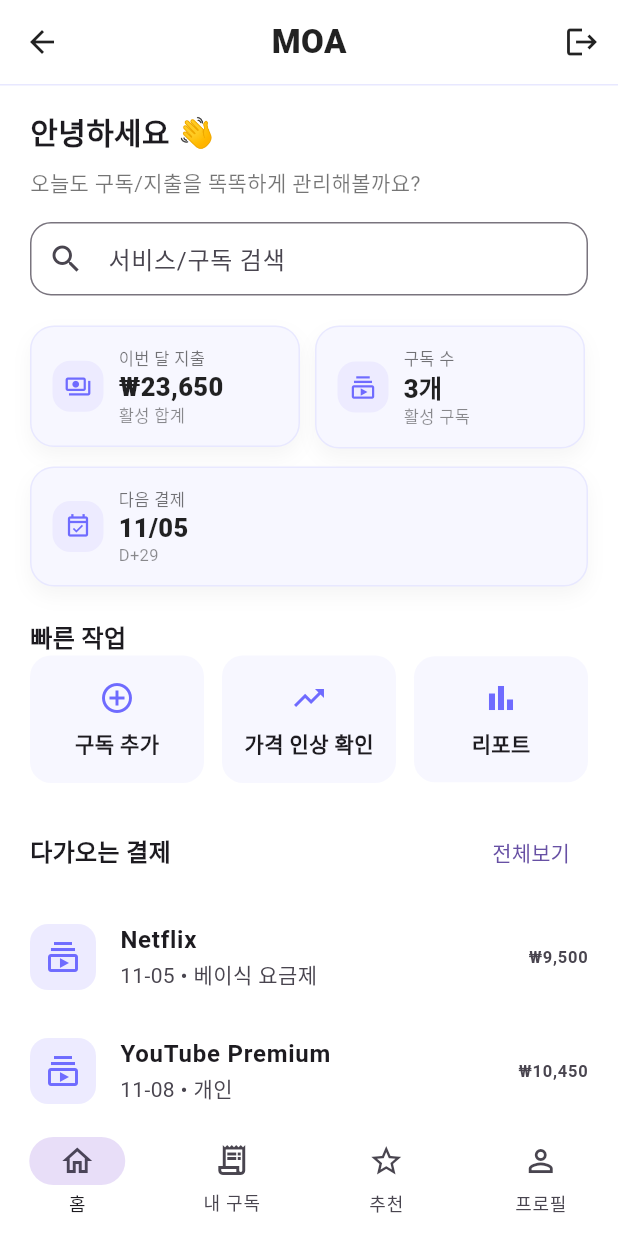
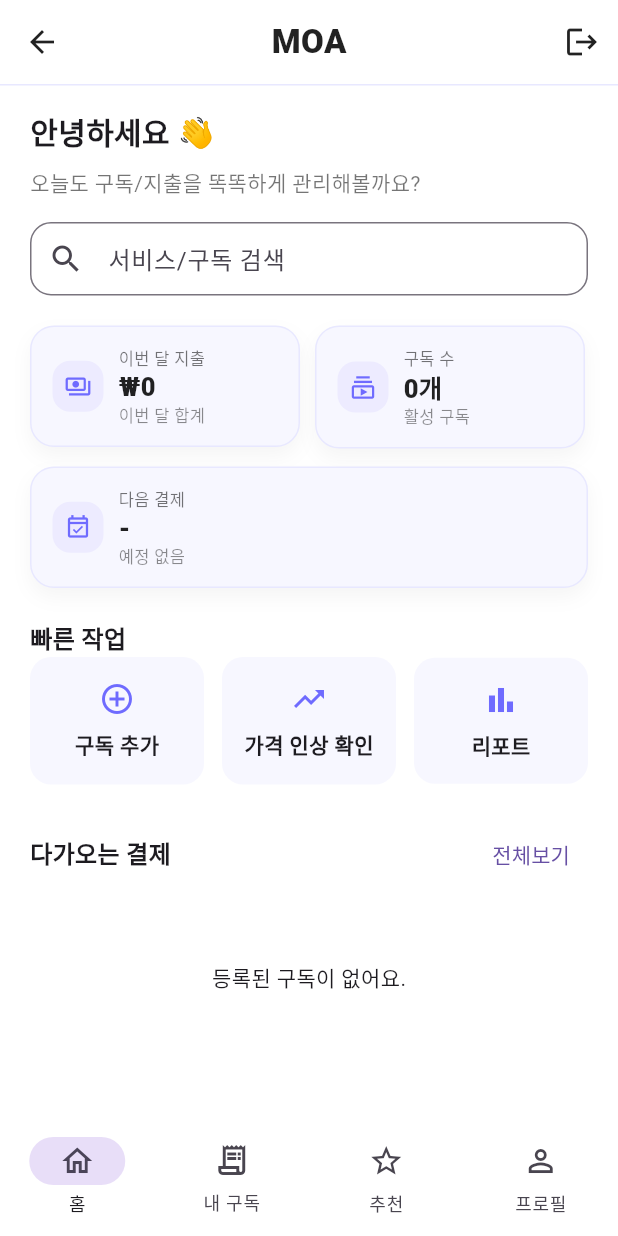
Before and after one commit to FSFSERWRGTA/MOA, a Flutter app: the HomeScreen screen opened by its route, on a phone screen of 412 x 824 dp. Run offline on Flutter 3.47's test engine with Material 3 defaults, Android fonts, the light colour scheme and no system bars; our stand-ins replace cloud_firestore, firebase_core, image_picker; accounts and stored records are empty.

Commit message:
홈 화면 백엔드 연결, 가격 변동 리포트 수정

```diff
--- a/lib/screens/home_screen.dart
+++ b/lib/screens/home_screen.dart
@@ -1,6 +1,23 @@
+/*
+ * 앱의 메인 대시보드 화면으로, 사용자의 구독 현황을 나타냄
+ *
+ * [주요 기능 및 로직]
+ * 1. 실시간 데이터 연동 (StreamBuilder):
+ * - Firestore의 users/{uid}/subscriptions 컬렉션을 실시간으로 감시
+ * - 데이터가 변경(추가/수정/삭제)되면 화면이 즉시 자동으로 갱신
+ *
+ * 2. 대시보드 통계 자동 계산 (Client-side Logic):
+ * - 구독 수: 전체 문서의 개수 (docs.length)
+ * - 이번 달 지출: 모든 구독의 결제 금액(amount)을 합산
+ * - 다음 결제일: nextRenewalAt 기준으로 정렬하여 가장 빠른 날짜의 D-Day 표시
+ */
+
 import 'package:flutter/material.dart';
 import 'package:flutter/services.dart';
+import 'package:cloud_firestore/cloud_firestore.dart';
+import 'package:intl/intl.dart';
 import '../routes/app_router.dart';
+import '../user_state.dart';
 
 class HomeScreen extends StatefulWidget {
   const HomeScreen({super.key});
@@ -10,11 +27,6 @@ class HomeScreen extends StatefulWidget {
 
 class _HomeScreenState extends State<HomeScreen> {
   static const purple = Color(0xFF6F6BFF);
-
-  // ---- 대시보드 통계 (샘플) ----
-  int subscriptionCount = 3;
-  int thisMonthSpending = 23650; // 원
-  DateTime nextBillingDate = DateTime(DateTime.now().year, 11, 5);
 
   @override
   Widget build(BuildContext context) {
@@ -60,10 +72,51 @@ class _HomeScreenState extends State<HomeScreen> {
         ),
       ),
 
-      body: RefreshIndicator(
+      body: StreamBuilder<QuerySnapshot>(
+        // 1. DB에서 '다음 결제일' 순서로 구독 목록 가져오기
+        stream: FirebaseFirestore.instance
+            .collection('users')
+            .doc(UserState.currentUserId) // 로그인한 ID
+            .collection('subscriptions')
+            .orderBy('nextRenewalAt')
+            .snapshots(),
+        builder: (context, snapshot) {
+          // (A) 로딩 중일 때
+          if (snapshot.connectionState == ConnectionState.waiting) {
+            return const Center(child: CircularProgressIndicator());
+          }
+          // (B) 에러 났을 때
+          if (snapshot.hasError) {
+            return Center(child: Text('오류가 발생했습니다: ${snapshot.error}'));
+          }
+
+          // (C) 데이터 계산 (Dashboard 로직)
+          final docs = snapshot.data?.docs ?? [];
+
+          // 1. 구독 개수
+          final int count = docs.length;
+
+          // 2. 이번 달 지출 합계 (모든 항목의 amount 더하기)
+          int totalSpending = 0;
+          for (var doc in docs) {
+            final data = doc.data() as Map<String, dynamic>;
+            final amount = (data['amount'] as num?)?.toInt() ?? 0;
+            totalSpending += amount;
+          }
+
+          // 3. 다음 결제일 (정렬했으므로 첫 번째 문서가 가장 빠름)
+          DateTime? nextBill;
+          if (docs.isNotEmpty) {
+            final firstData = docs.first.data() as Map<String, dynamic>;
+            if (firstData['nextRenewalAt'] != null) {
+              nextBill = (firstData['nextRenewalAt'] as Timestamp).toDate();
+            }
+          }
+
+          // (D) 화면 구성
+          return RefreshIndicator(
             onRefresh: () async {
               await Future<void>.delayed(const Duration(milliseconds: 600));
-          if (mounted) setState(() {});
             },
             child: CustomScrollView(
               slivers: [
@@ -73,82 +126,65 @@ class _HomeScreenState extends State<HomeScreen> {
                     child: Column(
                       crossAxisAlignment: CrossAxisAlignment.start,
                       children: [
-                    // 인사 & 검색
-                    const Text(
-                      '안녕하세요 👋',
+                        const Text('안녕하세요 👋',
                             style: TextStyle(
-                        fontSize: 20,
-                        fontWeight: FontWeight.w700,
-                      ),
-                    ),
+                                fontSize: 20, fontWeight: FontWeight.w700)),
                         const SizedBox(height: 8),
-                    const Text(
-                      '오늘도 구독/지출을 똑똑하게 관리해볼까요?',
-                      style: TextStyle(color: Colors.black54),
-                    ),
+                        const Text('오늘도 구독/지출을 똑똑하게 관리해볼까요?',
+                            style: TextStyle(color: Colors.black54)),
                         const SizedBox(height: 16),
                         const _SearchBar(),
                         const SizedBox(height: 20),
 
-                    // ---- 요약 카드 ----
+                        // ---- 자동 계산된 값 넣기) 요약 카드 ----
                         Wrap(
                           spacing: 10,
                           runSpacing: 12,
                           children: [
                             _StatCard(
                               title: '이번 달 지출',
-                          value: _formatWon(thisMonthSpending),
+                              value: _formatWon(totalSpending), // DB 합계
                               icon: Icons.payments_outlined,
                               accent: purple,
-                          subtitle: '활성 합계',
-                          width: (MediaQuery.of(context).size.width -
-                                  20 -
-                                  20 -
-                                  12) /
-                              2,
+                              subtitle: '이번 달 합계',
+                              width:
+                                  (MediaQuery.of(context).size.width - 52) / 2,
                             ),
                             _StatCard(
                               title: '구독 수',
-                          value: '$subscriptionCount개',
+                              value: '$count개', // DB 개수
                               icon: Icons.subscriptions_outlined,
                               accent: purple,
                               subtitle: '활성 구독',
-                          width: (MediaQuery.of(context).size.width -
-                                  20 -
-                                  20 -
-                                  12) /
-                              2,
+                              width:
+                                  (MediaQuery.of(context).size.width - 52) / 2,
                             ),
                             _StatCard(
                               title: '다음 결제',
-                          value: _formatDate(nextBillingDate),
+                              value: nextBill != null
+                                  ? _formatDate(nextBill)
+                                  : '-', // DB 날짜
                               icon: Icons.event_available_outlined,
                               accent: purple,
-                          subtitle: _dDay(nextBillingDate), // D-day 표기
-                          width: MediaQuery.of(context).size.width - 20 - 20,
+                              subtitle:
+                                  nextBill != null ? _dDay(nextBill) : '예정 없음',
+                              width: MediaQuery.of(context).size.width - 40,
                             ),
                           ],
                         ),
 
                         const SizedBox(height: 22),
-                    const _SectionHeader(
-                      title: '빠른 작업',
-                      showMore: false,
-                    ),
+                        // 빠른 작업 (버튼 숨김 옵션 적용)
+                        const _SectionHeader(title: '빠른 작업', showMore: false),
 
-                    // 빠른 작업 버튼 3개
                         Row(
                           children: [
                             Expanded(
                               child: _QuickAction(
                                 label: '구독 추가',
                                 icon: Icons.add_circle_outline,
-                            onTap: () {
-                              Navigator.pushNamed(
-                                context,
-                                Routes.addSubscription,
-                              );
-                            },
+                                onTap: () => Navigator.pushNamed(
+                                    context, Routes.addSubscription),
                               ),
                             ),
                             const SizedBox(width: 12),
@@ -157,39 +193,56 @@ class _HomeScreenState extends State<HomeScreen> {
                                     label: '가격 인상 확인',
                                     icon: Icons.trending_up_outlined,
                                     onTap: () {
-                              Navigator.pushNamed(context, Routes.priceReport);
-                            },
-                          ),
-                        ),
+                                      Navigator.pushNamed(
+                                          context, Routes.priceReport);
+                                    })),
                             const SizedBox(width: 12),
                             Expanded(
                                 child: _QuickAction(
                                     label: '리포트',
                                     icon: Icons.bar_chart_outlined,
-                            onTap: () {},
-                          ),
-                        ),
+                                    onTap: () {})),
                           ],
                         ),
 
                         const SizedBox(height: 22),
-                    const _SectionHeader(title: '다가오는 결제'),
+                        _SectionHeader(
+                          title: '다가오는 결제',
+                          onTap: () {
+                            Navigator.pushReplacementNamed(
+                                context, Routes.subscriptions);
+                          },
+                        ),
                       ],
                     ),
                   ),
                 ),
 
-            // 다가오는 결제 리스트
+                // ---- 실제 데이터 리스트 ----
+                if (docs.isEmpty)
+                  const SliverToBoxAdapter(
+                    child: Padding(
+                      padding: EdgeInsets.all(40),
+                      child: Center(child: Text("등록된 구독이 없어요.")),
+                    ),
+                  )
+                else
                   SliverList(
                     delegate: SliverChildBuilderDelegate(
-                (context, i) => _UpcomingTile(item: _upcoming[i]),
-                childCount: _upcoming.length,
+                      (context, i) {
+                        // DB 데이터를 가져와서 타일 위젯에 넘깁니다.
+                        final data = docs[i].data() as Map<String, dynamic>;
+                        return _UpcomingTile(data: data);
+                      },
+                      childCount: docs.length,
                     ),
                   ),
 
                 const SliverToBoxAdapter(child: SizedBox(height: 24)),
               ],
             ),
+          );
+        },
       ),
 
       // 하단 네비 + FAB
@@ -401,9 +454,14 @@ class _QuickAction extends StatelessWidget {
 }
 
 class _SectionHeader extends StatelessWidget {
-  const _SectionHeader({required this.title, this.showMore = true});
+  const _SectionHeader({
+    required this.title,
+    this.showMore = true,
+    this.onTap,
+  });
   final String title;
   final bool showMore;
+  final VoidCallback? onTap;
 
   @override
   Widget build(BuildContext context) {
@@ -414,34 +472,39 @@ class _SectionHeader extends StatelessWidget {
           style: const TextStyle(fontSize: 16, fontWeight: FontWeight.w700),
         ),
         const Spacer(),
-        if (showMore) TextButton(onPressed: () {}, child: const Text('전체보기')),
+        if (showMore) TextButton(onPressed: onTap, child: const Text('전체보기')),
       ],
     );
   }
 }
 
-class UpcomingItem {
-  final String service;
-  final String date; // mm-dd
-  final String price; // ₩xx,xxx
-  final String note;
-  UpcomingItem(this.service, this.date, this.price, this.note);
-}
-
-final _upcoming = <UpcomingItem>[
-  UpcomingItem('Netflix', '11-05', '₩9,500', '베이식 요금제'),
-  UpcomingItem('YouTube Premium', '11-08', '₩10,450', '개인'),
-  UpcomingItem('iCloud 200GB', '11-10', '₩3,700', '스토리지'),
-];
-
+// DB 데이터 받아서 보여주는 타일 위젯
 class _UpcomingTile extends StatelessWidget {
-  const _UpcomingTile({required this.item});
-  final UpcomingItem item;
+  const _UpcomingTile({required this.data});
+  final Map<String, dynamic> data;
 
   @override
   Widget build(BuildContext context) {
+    // 데이터 꺼내기 - null 안전 처리
+    final String serviceName = data['providerName'] ?? '이름 없음';
+    final int amount = (data['amount'] as num?)?.toInt() ?? 0;
+    final String planName = data['planName'] ?? '기본 요금제';
+
+    // 날짜 변환 (Firestore Timestamp -> DateTime -> String)
+    String dateStr = '날짜 미정';
+    if (data['nextRenewalAt'] != null) {
+      final date = (data['nextRenewalAt'] as Timestamp).toDate();
+      // "11-05" 형식으로 포맷팅
+      dateStr =
+          '${date.month.toString().padLeft(2, '0')}-${date.day.toString().padLeft(2, '0')}';
+    }
+
+    // 금액 콤마 찍기 (17000 -> 17,000)
+    final priceStr = NumberFormat("#,###").format(amount);
+
     return ListTile(
       contentPadding: const EdgeInsets.symmetric(horizontal: 20, vertical: 2),
+      // 아이콘 박스
       leading: Container(
         width: 44,
         height: 44,
@@ -454,13 +517,16 @@ class _UpcomingTile extends StatelessWidget {
           color: Color(0xFF6F6BFF),
         ),
       ),
+      // 서비스명
       title: Text(
-        item.service,
+        serviceName,
         style: const TextStyle(fontWeight: FontWeight.w700),
       ),
-      subtitle: Text('${item.date} • ${item.note}'),
+      // 날짜 및 요금제
+      subtitle: Text('$dateStr • $planName'),
+      // 금액
       trailing: Text(
-        item.price,
+        '₩$priceStr',
         style: const TextStyle(fontWeight: FontWeight.w700),
       ),
       onTap: () {},
```
Also changed, not shown: lib/screens/price_change_report_screen.dart (+193 -225 lines). Lines whose indentation alone changed are shown as unchanged.
